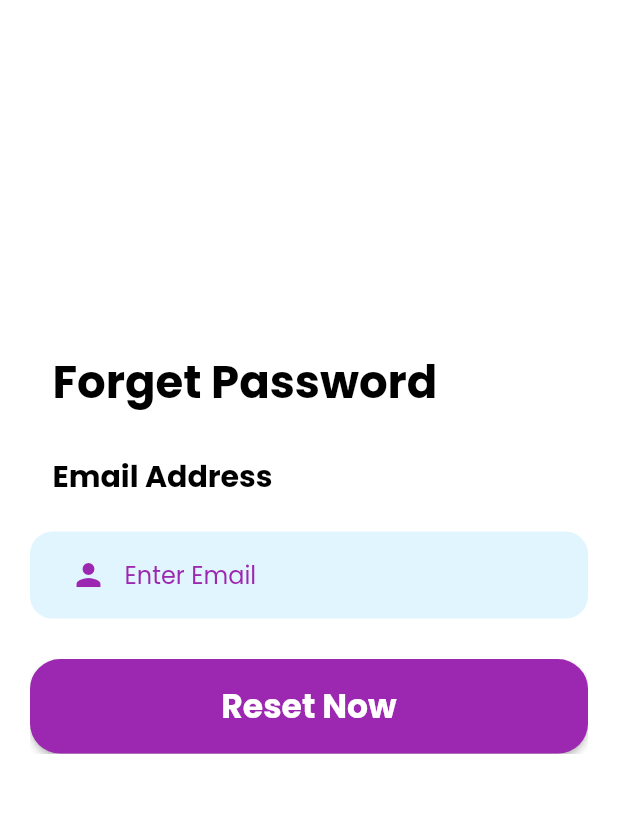
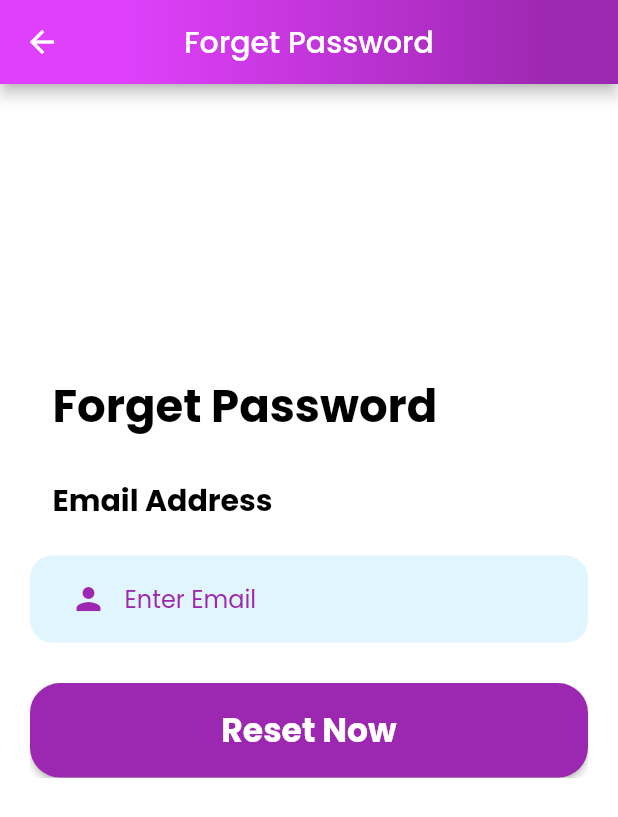
Before and after one commit to ARASHFAQUE/LU-Insiders, a Flutter app: the ForgetPassword screen opened directly, on a phone screen of 412 x 824 dp. Shown: the top 817 px of the screen. Run offline on Flutter 3.47's test engine with Material 2 defaults, Android fonts, the phone set to English and light mode, and no system bars; our stand-ins replace cloud_firestore, curved_navigation_bar, file_picker, firebase_auth, firebase_core, firebase_database and 7 more; missing offline and left inert: image_picker_android; accounts and stored records are empty.

Commit message:
eighth commit

```diff
--- a/lib/view/email_verify/verify_email.dart
+++ b/lib/view/email_verify/verify_email.dart
@@ -98,7 +98,8 @@ class _VerifyEmailState extends State<VerifyEmail> {
                 textColor: Colors.white,
                 handleButtonClick: () {
                   FirebaseAuth.instance.signOut();
-                  Navigator.push(context, MaterialPageRoute(builder: (_)=>LogInPage()));
+                  Navigator.pushAndRemoveUntil(context, MaterialPageRoute(builder: (_) => LogInPage()), (route) => false);
+                  //Navigator.push(context, MaterialPageRoute(builder: (_)=>LogInPage()));
                 }
               ),
             ],
--- a/lib/view/forget_password/forget_password_screen.dart
+++ b/lib/view/forget_password/forget_password_screen.dart
@@ -27,7 +27,8 @@ class _ForgetPasswordState extends State<ForgetPassword> {
       await _auth.sendPasswordResetEmail(
           email: forgetEmailController.text,
       );
-      Navigator.push(context, MaterialPageRoute(builder: (_) => LogInPage()));
+      Navigator.pushAndRemoveUntil(context, MaterialPageRoute(builder: (_) => LogInPage()), (route) => false);
+      //Navigator.push(context, MaterialPageRoute(builder: (_) => LogInPage()));
     } catch(e){
       Fluttertoast.showToast(msg: "Could Not Send Email");
     }
@@ -37,10 +38,32 @@ class _ForgetPasswordState extends State<ForgetPassword> {
   Widget build(BuildContext context) {
     Size size = MediaQuery.of(context).size;
     return Scaffold(
+      appBar: AppBar(
+        title: const Text("Forget Password"),
+        centerTitle: true,
+        flexibleSpace: Container(
+          decoration: const BoxDecoration(
+              gradient: LinearGradient(
+                colors: [Colors.purpleAccent, Colors.purple],
+                begin: Alignment.centerLeft,
+                end: Alignment.centerRight,
+                stops: [0.2, 0.9],
+              )
+          ),
+        ),
+        automaticallyImplyLeading: false,
+        leading: IconButton(
+          icon: const Icon(Icons.arrow_back, color: Colors.white),
+          onPressed: (){
+            Navigator.pushAndRemoveUntil(context, MaterialPageRoute(builder: (_) => LogInPage()), (route) => false);
+            //Navigator.pushReplacement(context, MaterialPageRoute(builder: (context) => UserProfilePage(userID: widget.userID)));
+          },
+        ),
+      ),
       body: Stack(
         children: [
           Padding(
-            padding: const EdgeInsets.symmetric(horizontal: 20, vertical: 150),
+            padding: const EdgeInsets.symmetric(horizontal: 20, vertical: 110),
             child: ListView(
               children: [
                 SizedBox(height: size.height * 0.1,),
```
